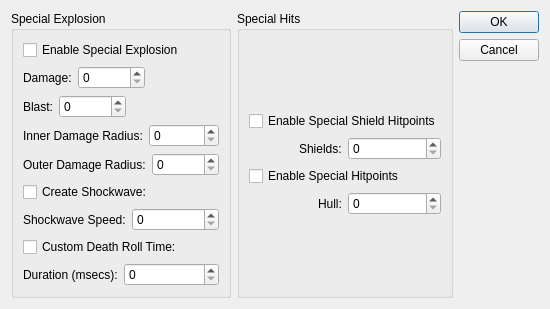
First picture: the form in qtfred/ui/ShipSpecialStatsDialog.ui, repository scp-fs2open/fs2open.github.com, before the edit.
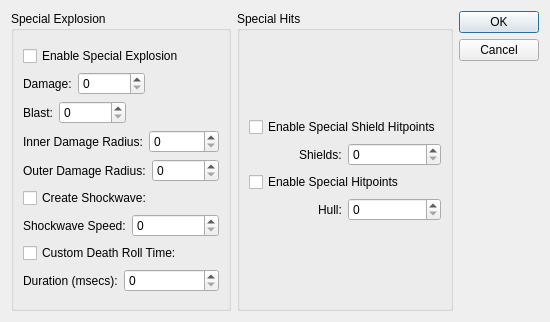
Second picture: the form after the edit.

```diff
--- a/qtfred/ui/ShipSpecialStatsDialog.ui
+++ b/qtfred/ui/ShipSpecialStatsDialog.ui
@@ -6,8 +6,8 @@
    <rect>
     <x>0</x>
     <y>0</y>
-    <width>518</width>
-    <height>287</height>
+    <width>542</width>
+    <height>322</height>
    </rect>
   </property>
   <property name="windowTitle">
```
Left out of the diff: 16 changed lines with no effect on the pictures.
